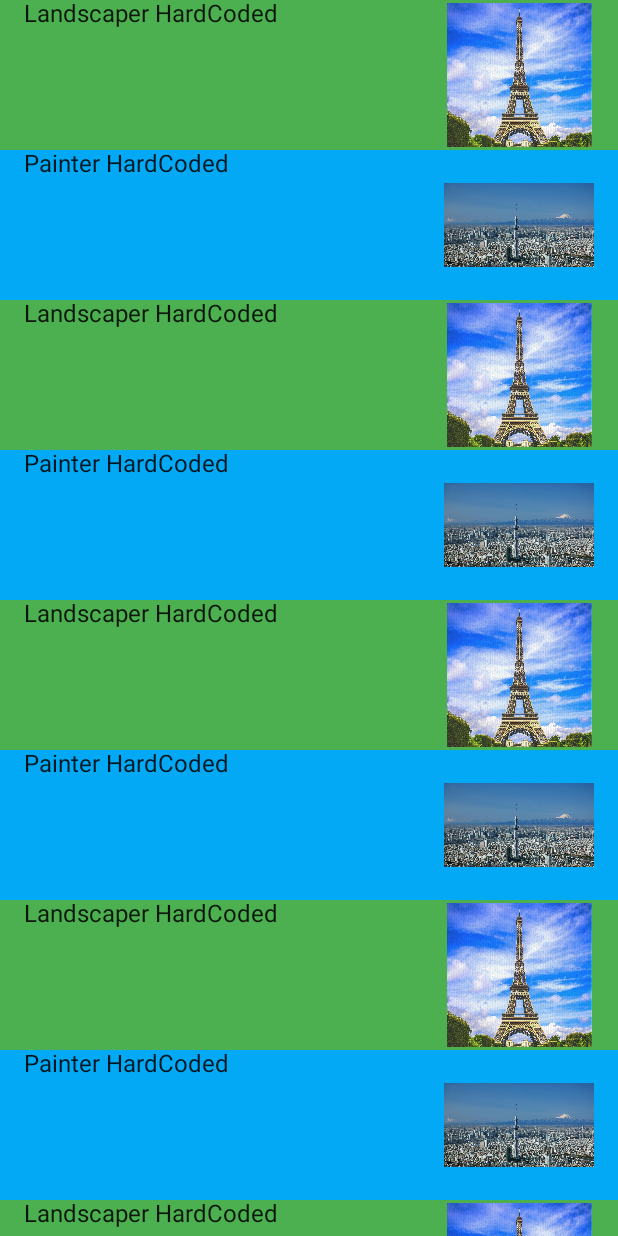
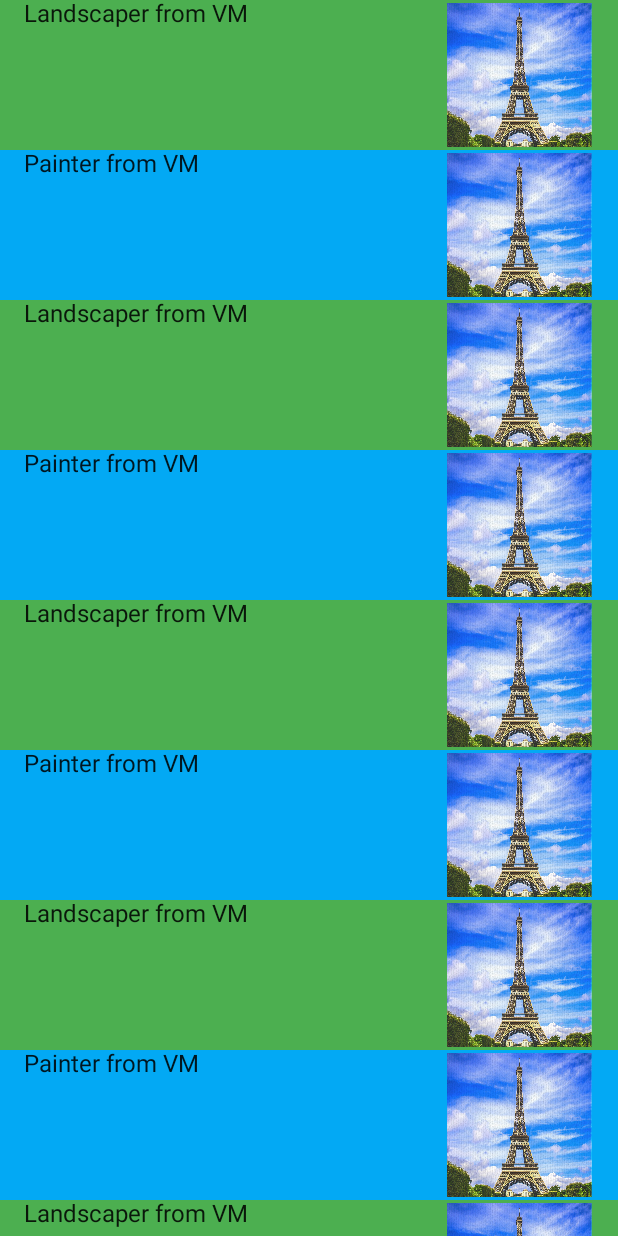
Before and after one commit to yuricfurusho/ArchitectureTemplate2022, an Android app built with Jetpack Compose: the screen it shows after launch (ContractorsListActivity), on a phone screen of 412 x 824 dp. Run offline under Robolectric (Android 15) with nearby library versions, the phone set to English and light mode, and no system bars.

Commit message:
AAT-3: Part 1: Adds Contractor Domain Data from VM and maps to UI data

```diff
--- a/ui-compose/build.gradle
+++ b/ui-compose/build.gradle
@@ -53,6 +53,7 @@ dependencies {
     implementation "androidx.compose.ui:ui-tooling-preview:$compose_version"
     implementation 'androidx.lifecycle:lifecycle-runtime-ktx:2.3.1'
     implementation 'androidx.activity:activity-compose:1.3.1'
+    implementation project(path: ':usecase')
     testImplementation 'junit:junit:4.13.2'
     androidTestImplementation 'androidx.test.ext:junit:1.1.3'
     androidTestImplementation 'androidx.test.espresso:espresso-core:3.4.0'
--- a/ui-compose/src/main/java/com/yuricfurusho/architecturetemplate2022/ui/ContractorDummyData.kt
+++ /dev/null
@@ -1,35 +0,0 @@
-package com.yuricfurusho.architecturetemplate2022.ui
-
-import com.yuricfurusho.architecturetemplate2022.ui.ui.theme.LandscaperGreen
-import com.yuricfurusho.architecturetemplate2022.ui.ui.theme.PainterBlue
-
-private val parisLandscaper = ContractorItemUI(
-    name = "Landscaper HardCoded",
-    cityImage = R.drawable.paris,
-    cityName = "Paris",
-    categoryColour = LandscaperGreen
-)
-private val tokyoPainter = ContractorItemUI(
-    name = "Painter HardCoded",
-    cityImage = R.drawable.tokyo,
-    cityName = "Tokyo",
-    categoryColour = PainterBlue
-)
-
-val contractorList = mutableListOf<ContractorItemUI>()
-    .apply {
-        add(parisLandscaper)
-        add(tokyoPainter)
-        add(parisLandscaper)
-        add(tokyoPainter)
-        add(parisLandscaper)
-        add(tokyoPainter)
-        add(parisLandscaper)
-        add(tokyoPainter)
-        add(parisLandscaper)
-        add(tokyoPainter)
-        add(parisLandscaper)
-        add(tokyoPainter)
-        add(parisLandscaper)
-        add(tokyoPainter)
-    }
--- /dev/null
+++ b/ui-compose/src/main/java/com/yuricfurusho/architecturetemplate2022/ui/ContractorItemUIBuilder.kt
@@ -0,0 +1,33 @@
+package com.yuricfurusho.architecturetemplate2022.ui
+
+import androidx.compose.ui.graphics.Color
+import com.yuricfurusho.architecturetemplate2022.ui.ui.theme.LandscaperGreen
+import com.yuricfurusho.architecturetemplate2022.ui.ui.theme.NeutralWhite
+import com.yuricfurusho.architecturetemplate2022.ui.ui.theme.PainterBlue
+import com.yuricfurusho.usecase.Contractor
+
+class ContractorItemUIBuilder() {
+
+    fun from(contractor: Contractor) = ContractorItemUI(
+        name = contractor.name,
+        categoryColour = getCategoryColour(contractor.category),
+        cityName = contractor.city,
+        cityImage = getCityImage(contractor.category)
+    )
+
+    //TODO make strings enums
+    //TODO add a neutral colour else
+    private fun getCategoryColour(category: String): Color = when (category) {
+        "landscape" -> LandscaperGreen
+        "painter" -> PainterBlue
+        else -> NeutralWhite
+    }
+
+    //TODO make strings enums
+    //TODO add a neutral image for else
+    private fun getCityImage(category: String): Int = when (category) {
+        "Paris" -> R.drawable.paris
+        "Tokyo" -> R.drawable.tokyo
+        else -> R.drawable.paris
+    }
+}
--- /dev/null
+++ b/ui-compose/src/main/java/com/yuricfurusho/architecturetemplate2022/ui/ContractorUIDummyData.kt
@@ -0,0 +1,36 @@
+package com.yuricfurusho.architecturetemplate2022.ui
+
+import com.yuricfurusho.architecturetemplate2022.ui.ui.theme.LandscaperGreen
+import com.yuricfurusho.architecturetemplate2022.ui.ui.theme.PainterBlue
+object ContractorUIDummyData {
+    private val parisLandscaper = ContractorItemUI(
+        name = "Landscaper HardCoded",
+        cityImage = R.drawable.paris,
+        cityName = "Paris",
+        categoryColour = LandscaperGreen
+    )
+    private val tokyoPainter = ContractorItemUI(
+        name = "Painter HardCoded",
+        cityImage = R.drawable.tokyo,
+        cityName = "Tokyo",
+        categoryColour = PainterBlue
+    )
+
+    val contractorList = mutableListOf<ContractorItemUI>()
+        .apply {
+            add(parisLandscaper)
+            add(tokyoPainter)
+            add(parisLandscaper)
+            add(tokyoPainter)
+            add(parisLandscaper)
+            add(tokyoPainter)
+            add(parisLandscaper)
+            add(tokyoPainter)
+            add(parisLandscaper)
+            add(tokyoPainter)
+            add(parisLandscaper)
+            add(tokyoPainter)
+            add(parisLandscaper)
+            add(tokyoPainter)
+        }
+}
--- a/ui-compose/src/main/java/com/yuricfurusho/architecturetemplate2022/ui/ContractorsListActivity.kt
+++ b/ui-compose/src/main/java/com/yuricfurusho/architecturetemplate2022/ui/ContractorsListActivity.kt
@@ -3,15 +3,19 @@ package com.yuricfurusho.architecturetemplate2022.ui
 import android.os.Bundle
 import androidx.activity.ComponentActivity
 import androidx.activity.compose.setContent
+import androidx.activity.viewModels
 import com.yuricfurusho.architecturetemplate2022.ui.ui.theme.ArchitectureTemplate2022Theme
 
 // TODO yuri: rename: remove List from the name
 class ContractorsListActivity : ComponentActivity() {
+
+    private val vm: ContractorsViewModel by viewModels()
+
     override fun onCreate(savedInstanceState: Bundle?) {
         super.onCreate(savedInstanceState)
         setContent {
             ArchitectureTemplate2022Theme {
-                ContractorsScreen()
+                ContractorsScreen(vm)
             }
         }
     }
--- a/ui-compose/src/main/java/com/yuricfurusho/architecturetemplate2022/ui/ContractorsScreen.kt
+++ b/ui-compose/src/main/java/com/yuricfurusho/architecturetemplate2022/ui/ContractorsScreen.kt
@@ -14,8 +14,13 @@ import androidx.compose.ui.res.painterResource
 import androidx.compose.ui.unit.dp
 
 @Composable
-fun ContractorsScreen() {
-    ContractorList(contractorList)
+fun ContractorsScreen(vm: ContractorsViewModel) {
+//    ContractorList(ContractorUIDummyData.contractorList)
+
+    val contractorListUI = vm.contractorList.map {
+        ContractorItemUIBuilder().from(it)
+    }
+    ContractorList(contractorListUI)
 }
 
 @Composable
--- /dev/null
+++ b/ui-compose/src/main/java/com/yuricfurusho/architecturetemplate2022/ui/ContractorsViewModel.kt
@@ -0,0 +1,11 @@
+package com.yuricfurusho.architecturetemplate2022.ui
+
+import androidx.lifecycle.ViewModel
+import com.yuricfurusho.usecase.ContractorDummyData
+
+class ContractorsViewModel : ViewModel() {
+
+    private val _contractorList = ContractorDummyData.contractorList
+    val contractorList = _contractorList
+
+}
--- a/ui-compose/src/main/java/com/yuricfurusho/architecturetemplate2022/ui/ui/theme/Color.kt
+++ b/ui-compose/src/main/java/com/yuricfurusho/architecturetemplate2022/ui/ui/theme/Color.kt
@@ -9,3 +9,4 @@ val Teal200 = Color(0xFF03DAC5)
 
 val LandscaperGreen = Color(0xFF4CAF50)
 val PainterBlue = Color(0xFF03A9F4)
+val NeutralWhite = Color(0xFFFFFFFF)
--- /dev/null
+++ b/usecase/src/main/java/com/yuricfurusho/usecase/Contractor.kt
@@ -0,0 +1,7 @@
+package com.yuricfurusho.usecase
+
+data class Contractor(
+    val name: String,
+    val category: String,
+    val city: String
+)
--- /dev/null
+++ b/usecase/src/main/java/com/yuricfurusho/usecase/ContractorDummyData.kt
@@ -0,0 +1,32 @@
+package com.yuricfurusho.usecase
+
+object ContractorDummyData {
+    private val parisLandscaper = Contractor(
+        name = "Landscaper from VM",
+        city = "Paris",
+        category = "landscape"
+    )
+    private val tokyoPainter = Contractor(
+        name = "Painter from VM",
+        city = "Tokyo",
+        category = "painter"
+    )
+
+    val contractorList = mutableListOf<Contractor>()
+        .apply {
+            add(parisLandscaper)
+            add(tokyoPainter)
+            add(parisLandscaper)
+            add(tokyoPainter)
+            add(parisLandscaper)
+            add(tokyoPainter)
+            add(parisLandscaper)
+            add(tokyoPainter)
+            add(parisLandscaper)
+            add(tokyoPainter)
+            add(parisLandscaper)
+            add(tokyoPainter)
+            add(parisLandscaper)
+            add(tokyoPainter)
+        }
+}
```
